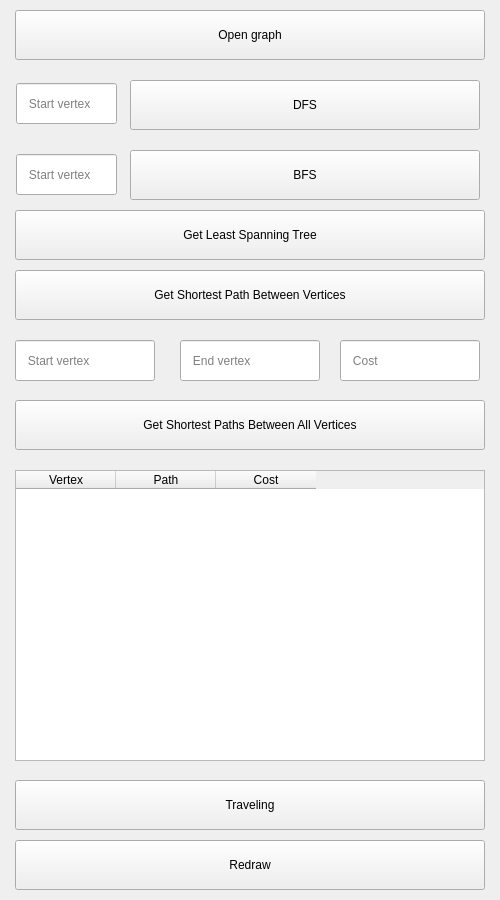
Old version of the form applications/graphical_interface/ui/interaction_panel.ui in the repository amzdll/SimpleNavigator.
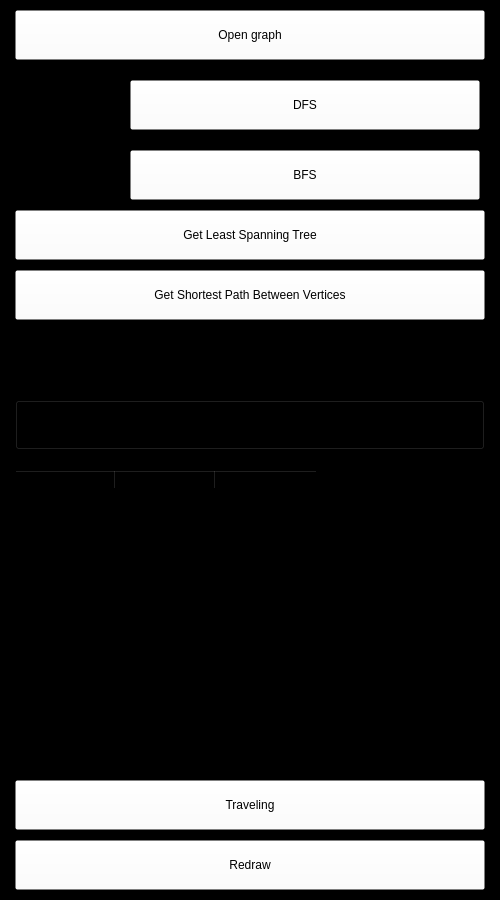
New version of the form.

Commit message: start design fallout theme

```diff
--- a/applications/graphical_interface/ui/interaction_panel.ui
+++ b/applications/graphical_interface/ui/interaction_panel.ui
@@ -13,6 +13,9 @@
   <property name="windowTitle">
    <string>Form</string>
   </property>
+  <property name="styleSheet">
+   <string notr="true">background-color: rgb(0, 0, 0);</string>
+  </property>
   <widget class="QPushButton" name="open_graph_btn">
    <property name="geometry">
     <rect>
@@ -22,6 +25,9 @@
      <height>50</height>
     </rect>
    </property>
+   <property name="styleSheet">
+    <string notr="true">background-color: rgba(255, 255, 255, 0);</string>
+   </property>
    <property name="text">
     <string>Open graph</string>
    </property>
@@ -38,6 +44,9 @@
      <height>50</height>
     </rect>
    </property>
+   <property name="styleSheet">
+    <string notr="true">background-color: rgba(255, 255, 255, 0);</string>
+   </property>
    <property name="text">
     <string>Redraw</string>
    </property>
@@ -54,6 +63,9 @@
      <height>50</height>
     </rect>
    </property>
+   <property name="styleSheet">
+    <string notr="true">background-color: rgba(255, 255, 255, 0);</string>
+   </property>
    <property name="text">
     <string>DFS</string>
    </property>
@@ -70,6 +82,9 @@
      <height>50</height>
     </rect>
    </property>
+   <property name="styleSheet">
+    <string notr="true">background-color: rgba(255, 255, 255, 0);</string>
+   </property>
    <property name="text">
     <string>BFS</string>
    </property>
@@ -121,6 +136,9 @@
      <height>50</height>
     </rect>
    </property>
+   <property name="styleSheet">
+    <string notr="true">background-color: rgba(255, 255, 255, 0);</string>
+   </property>
    <property name="text">
     <string>Get Shortest Path Between Vertices</string>
    </property>
@@ -153,6 +171,9 @@
      <height>50</height>
     </rect>
    </property>
+   <property name="styleSheet">
+    <string notr="true">background-color: rgba(255, 255, 255, 0);</string>
+   </property>
    <property name="text">
     <string>Traveling</string>
    </property>
@@ -169,6 +190,9 @@
      <height>50</height>
     </rect>
    </property>
+   <property name="styleSheet">
+    <string notr="true">background-color: rgba(255, 255, 255, 0);</string>
+   </property>
    <property name="text">
     <string>Get Least Spanning Tree</string>
    </property>
@@ -185,6 +209,9 @@
      <height>291</height>
     </rect>
    </property>
+   <property name="styleSheet">
+    <string notr="true">background-color: rgba(255, 255, 255, 0);</string>
+   </property>
    <property name="tabKeyNavigation">
     <bool>false</bool>
    </property>
```
The commit also changes 1 other file.
